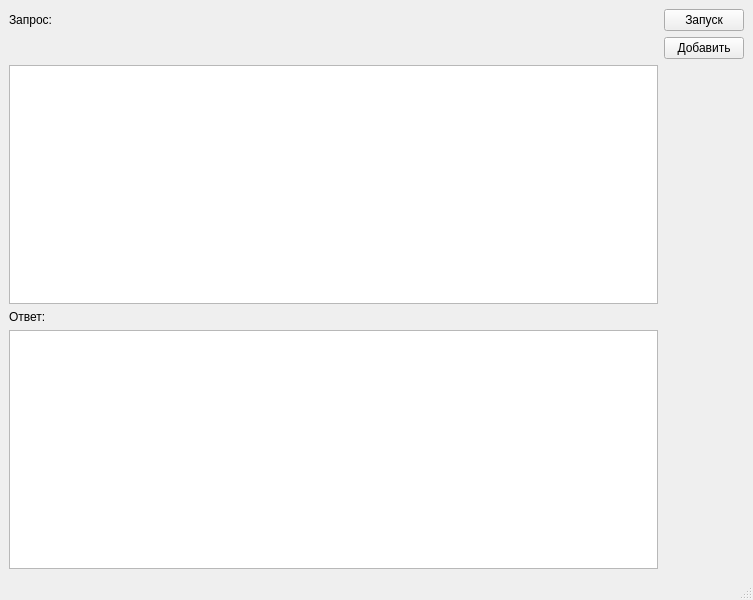
Above: Yandex_Lyceum/coffee/main.ui from maysadly/med_search before the change. Below: the same form after it.
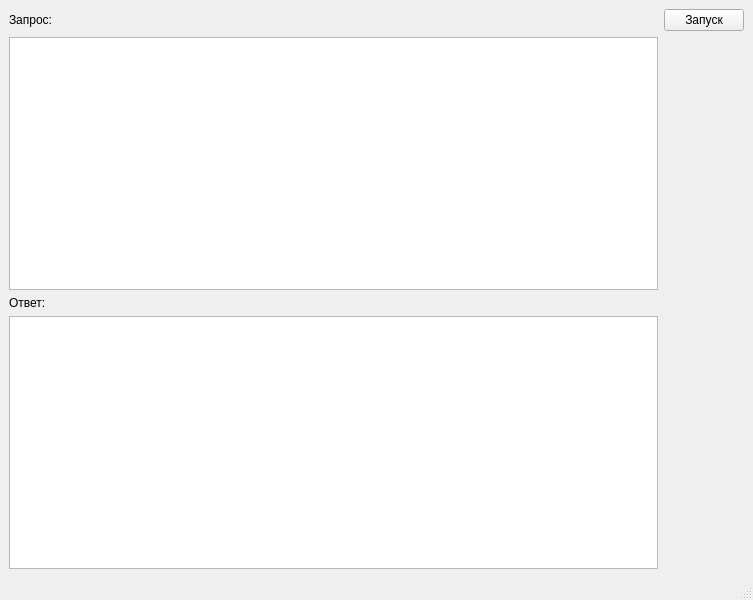
That is the form after the change.

```diff
--- a/Yandex_Lyceum/coffee/main.ui
+++ b/Yandex_Lyceum/coffee/main.ui
@@ -15,7 +15,7 @@
   </property>
   <widget class="QWidget" name="centralwidget">
    <layout class="QGridLayout" name="gridLayout">
-    <item row="3" column="0">
+    <item row="2" column="0">
      <widget class="QLabel" name="label_2">
       <property name="text">
        <string>Ответ:</string>
@@ -33,7 +33,7 @@
       </item>
      </layout>
     </item>
-    <item row="4" column="0">
+    <item row="3" column="0">
      <widget class="QTableWidget" name="tableWidget"/>
     </item>
     <item row="0" column="1">
@@ -43,16 +43,9 @@
       </property>
      </widget>
     </item>
-    <item row="2" column="0">
+    <item row="1" column="0">
      <widget class="QTextEdit" name="textEdit"/>
     </item>
-    <item row="1" column="1">
-     <widget class="QPushButton" name="pushButton_2">
-      <property name="text">
-       <string>Добавить</string>
-      </property>
-     </widget>
-    </item>
    </layout>
   </widget>
   <widget class="QMenuBar" name="menubar">
```
Left out of the diff: 4 changed lines with no effect on the pictures.
